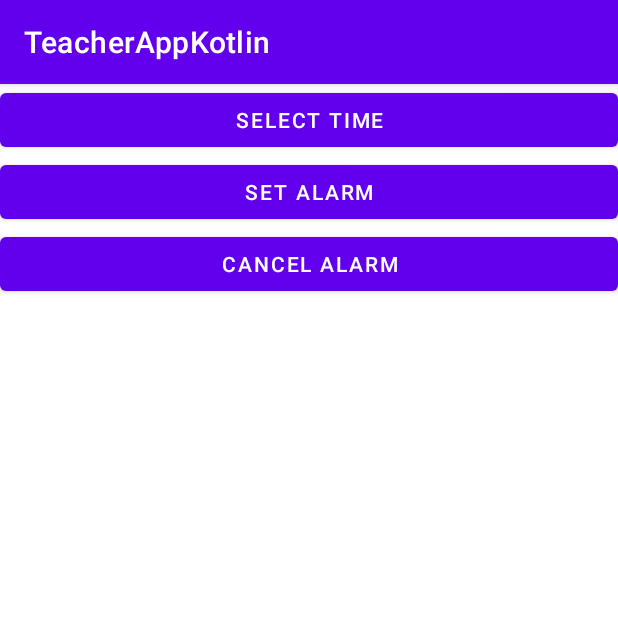
After one commit to waleedtalha/TeacherApp, an Android app: the NotificationActivity screen opened directly, with no data from a screen before it, on a phone screen of 412 x 824 dp, the top half of it. The commit adds this screen. Run offline under Robolectric (Android 15) with nearby library versions, the phone set to English and light mode, and no system bars; Roboto replaces fonts that are not available here.

Commit message:
first commit

```diff
--- /dev/null
+++ b/app/src/main/java/com/cwise/teacherappkotlin/activities/NotificationActivity.kt
@@ -0,0 +1,107 @@
+package com.cwise.teacherappkotlin.activities
+
+import android.annotation.SuppressLint
+import android.app.AlarmManager
+import android.app.NotificationChannel
+import android.app.NotificationManager
+import android.app.PendingIntent
+import android.content.Intent
+import android.os.Build
+import android.os.Bundle
+import android.view.View
+import android.widget.Button
+import android.widget.Toast
+import androidx.appcompat.app.AppCompatActivity
+import com.cwise.teacherappkotlin.AlarmListener
+import com.cwise.teacherappkotlin.R
+import com.google.android.material.timepicker.MaterialTimePicker
+import com.google.android.material.timepicker.TimeFormat
+import java.util.*
+
+class NotificationActivity : AppCompatActivity() {
+    //    private var binding: ActivityMainBinding? = null
+    private lateinit var selectTime: Button
+    private lateinit var setAlarm: Button
+    private lateinit var cancelAlarm: Button
+    private var picker: MaterialTimePicker? = null
+    private var calendar: Calendar? = null
+    private var alarmManager: AlarmManager? = null
+    private var pendingIntent: PendingIntent? = null
+    override fun onCreate(savedInstanceState: Bundle?) {
+        super.onCreate(savedInstanceState)
+        setContentView(R.layout.activity_notification)
+
+        selectTime = findViewById(R.id.selectTime)
+        setAlarm = findViewById(R.id.setAlarm)
+        cancelAlarm = findViewById(R.id.cancelAlarm)
+        createNotificationChannel()
+
+        selectTime.setOnClickListener { showTimePicker() }
+        setAlarm.setOnClickListener { setAlarm() }
+        cancelAlarm.setOnClickListener { cancelAlarm() }
+    }
+
+    private fun cancelAlarm() {
+        val intent = Intent(this, AlarmListener::class.java)
+        pendingIntent = PendingIntent.getBroadcast(this, 0, intent, 0)
+        if (alarmManager == null) {
+            alarmManager = getSystemService(ALARM_SERVICE) as AlarmManager
+        }
+        alarmManager!!.cancel(pendingIntent)
+        Toast.makeText(this, "Cancel Alarm", Toast.LENGTH_SHORT).show()
+    }
+
+    private fun setAlarm() {
+        alarmManager = getSystemService(ALARM_SERVICE) as AlarmManager
+        val intent = Intent(this, AlarmListener::class.java)
+        pendingIntent = PendingIntent.getBroadcast(this, 0, intent, 0)
+        alarmManager!!.setInexactRepeating(
+            AlarmManager.RTC_WAKEUP, calendar!!.timeInMillis,
+            AlarmManager.INTERVAL_DAY, pendingIntent
+        )
+        Toast.makeText(this, "Alarm Set", Toast.LENGTH_SHORT).show()
+    }
+
+    @SuppressLint("SetTextI18n")
+    private fun showTimePicker() {
+        picker = MaterialTimePicker.Builder()
+            .setTimeFormat(TimeFormat.CLOCK_12H)
+            .setHour(12)
+            .setMinute(0)
+            .setTitleText("Select Alart Time")
+            .build()
+        picker!!.show(supportFragmentManager, "wplayer")
+        picker!!.addOnPositiveButtonClickListener(View.OnClickListener {
+            if (picker!!.hour > 12) {
+//                selectTime.text = String.format(
+//                    "%02d",
+//                    (picker!!.hour - 12).toString() + " : " + String.format(
+//                        "%02d",
+//                        picker!!.minute
+//                    ) + " PM"
+//                )
+            } else {
+                selectTime.text = picker!!.hour.toString() + " : " + picker!!.minute + " AM"
+            }
+            calendar = Calendar.getInstance()
+            calendar!!.set(Calendar.HOUR_OF_DAY, picker!!.hour)
+            calendar!!.set(Calendar.MINUTE, picker!!.minute)
+            calendar!!.set(Calendar.SECOND, 0)
+            calendar!!.set(Calendar.MILLISECOND, 0)
+        })
+    }
+
+    private fun createNotificationChannel() {
+        if (Build.VERSION.SDK_INT >= Build.VERSION_CODES.O) {
+            val name: CharSequence = "wPlayerChannelName"
+            val description = "Channel for alarm"
+            val importance = NotificationManager.IMPORTANCE_HIGH
+            val notificationChannel = NotificationChannel("wplayer", name, importance)
+            notificationChannel.description = description
+            val notificationManager = getSystemService(
+                NotificationManager::class.java
+            )
+            notificationManager.createNotificationChannel(notificationChannel)
+        }
+    }
+}
--- a/app/src/main/java/com/cwise/teacherappkotlin/activities/PresentRecActivity.kt
+++ b/app/src/main/java/com/cwise/teacherappkotlin/activities/PresentRecActivity.kt
@@ -27,7 +27,6 @@ class PresentRecActivity : AppCompatActivity() {
         presentRV = findViewById(R.id.rv_present)
         getPresentRec("present")
     }
-    ss wwwww
     private fun getPresentRec(status: String) {
         Loading.show(this)
         val retrofit =
@@ -60,6 +59,6 @@ class PresentRecActivity : AppCompatActivity() {
             }
 
         })
-//        val retrofit = Retro
+
     }
 }
--- /dev/null
+++ b/app/src/main/res/layout/activity_notification.xml
@@ -0,0 +1,32 @@
+<?xml version="1.0" encoding="utf-8"?>
+<androidx.constraintlayout.widget.ConstraintLayout xmlns:android="http://schemas.android.com/apk/res/android"
+    xmlns:app="http://schemas.android.com/apk/res-auto"
+    xmlns:tools="http://schemas.android.com/tools"
+    android:layout_width="match_parent"
+    android:layout_height="match_parent"
+    tools:context=".activities.NotificationActivity">
+
+    <Button
+        android:layout_width="match_parent"
+        android:layout_height="wrap_content"
+        android:text="Select time"
+        android:id="@+id/selectTime"
+        tools:ignore="MissingConstraints" />
+
+    <Button
+        android:id="@+id/setAlarm"
+        android:layout_width="match_parent"
+        android:layout_height="wrap_content"
+        android:text="Set Alarm"
+        app:layout_constraintTop_toBottomOf="@+id/selectTime"
+        tools:ignore="MissingConstraints" />
+    <Button
+        android:id="@+id/cancelAlarm"
+        android:layout_width="match_parent"
+        android:layout_height="wrap_content"
+        android:text="Cancel Alarm"
+        app:layout_constraintTop_toBottomOf="@+id/setAlarm"
+        tools:ignore="MissingConstraints" />
+
+
+</androidx.constraintlayout.widget.ConstraintLayout>
```
Also changed, not shown: app/src/main/AndroidManifest.xml (+7 -3 lines), app/src/main/java/com/cwise/teacherappkotlin/AlarmListener.kt (added, +27 -0 lines), 1 other file.
